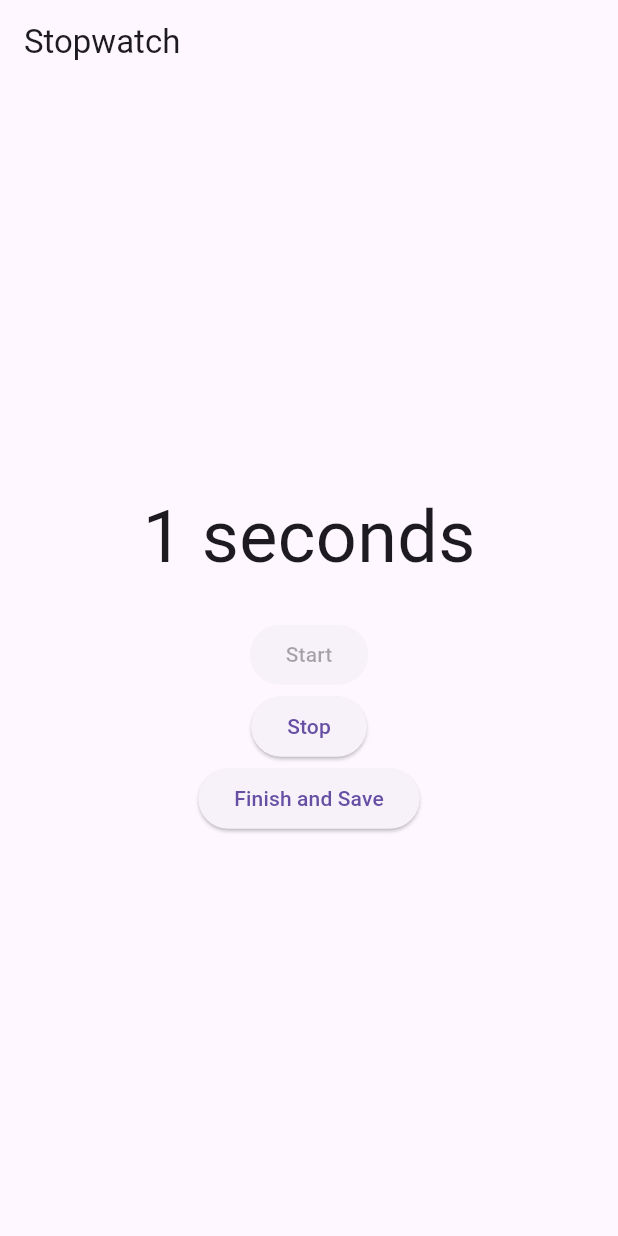
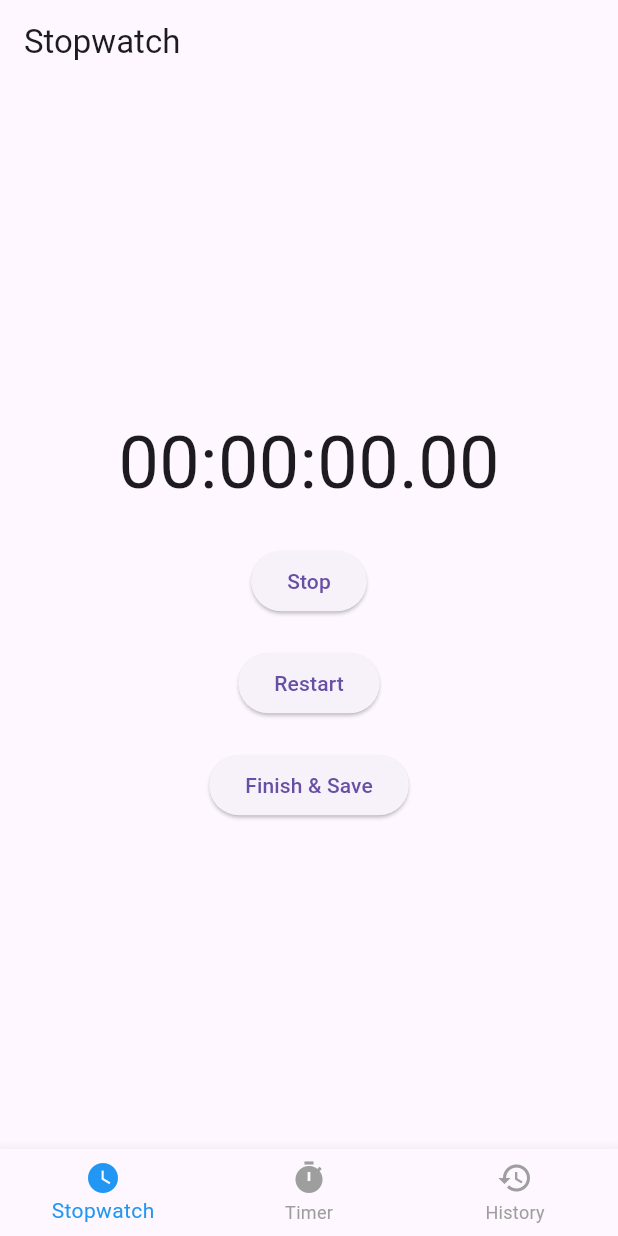
Before and after one commit to samuelezranas/flutter-clock-app, a Flutter app: the screen it shows after launch, after a tap on "Start", on a phone screen of 412 x 824 dp. Run offline on Flutter 3.47's test engine with Material 3 defaults, Android fonts, the phone set to English and light mode, and no system bars; our stand-ins replace audioplayers, sqflite, stop_watch_timer; accounts and stored records are empty.

Commit message:
fix the stopwatch page (#1)
adding the start/stop and restart button

```diff
--- a/lib/helper/database_helper.dart
+++ b/lib/helper/database_helper.dart
@@ -1,5 +1,6 @@
 import 'dart:async';
 import 'dart:io';
+// ignore: depend_on_referenced_packages
 import 'package:path/path.dart';
 import 'package:path_provider/path_provider.dart';
 import 'package:sqflite/sqflite.dart';
--- a/lib/main.dart
+++ b/lib/main.dart
@@ -1,5 +1,8 @@
 import 'package:flutter/material.dart';
+import 'package:flutter_clock_app/pages/history.dart';
 import 'package:flutter_clock_app/pages/stopwatch_page.dart';
+import 'package:flutter_clock_app/pages/timer_page.dart';
+import 'package:flutter_clock_app/widget/bottom_navbar.dart';
 
 void main() {
   runApp(const MyApp());
@@ -16,7 +19,41 @@ class MyApp extends StatelessWidget {
       theme: ThemeData(
         primarySwatch: Colors.blue,
       ),
-      home: StopwatchPage(),  // Halaman utama adalah StopwatchPage
+      home: const MainScreen(),
     );
   }
 }
+
+class MainScreen extends StatefulWidget {
+  const MainScreen({super.key});
+
+  @override
+  State<MainScreen> createState() => _MainScreenState();
+}
+
+class _MainScreenState extends State<MainScreen> {
+  int _selectedIndex = 0;
+
+  final List<Widget> _pages = [
+    const StopwatchPage(),
+    const TimerPage(),
+    const HistoryPage(),
+  ];
+
+  void _onItemTapped(int index) {
+    setState(() {
+      _selectedIndex = index;
+    });
+  }
+
+  @override
+  Widget build(BuildContext context) {
+    return Scaffold(
+      body: _pages[_selectedIndex], // Halaman berdasarkan index yang dipilih
+      bottomNavigationBar: BottomNavBar(
+        selectedIndex: _selectedIndex,
+        onTap: _onItemTapped,
+      ),
+    );
+  }
+}
--- a/lib/model/save_to_history.dart
+++ b/lib/model/save_to_history.dart
@@ -26,6 +26,7 @@ class SaveToHistoryPage extends StatelessWidget {
               await dbHelper.insertHistory(row);  // Menyimpan data ke SQLite
 
               // Pop after saving
+              // ignore: use_build_context_synchronously
               Navigator.of(context).pop();
             },
             child: const Text('Save'),
--- a/lib/pages/stopwatch_page.dart
+++ b/lib/pages/stopwatch_page.dart
@@ -1,51 +1,65 @@
 import 'package:flutter/material.dart';
-import 'package:audioplayers/audioplayers.dart';
 import 'package:flutter_clock_app/model/save_to_history.dart';
-import 'dart:async';
+import 'package:stop_watch_timer/stop_watch_timer.dart';
 
 class StopwatchPage extends StatefulWidget {
+  const StopwatchPage({Key? key}) : super(key: key);
+
   @override
   _StopwatchPageState createState() => _StopwatchPageState();
 }
 
 class _StopwatchPageState extends State<StopwatchPage> {
-  late int elapsedTime = 0;
-  late Timer _timer;
-  bool _isRunning = false;
-  AudioPlayer audioPlayer = AudioPlayer();
+  final StopWatchTimer _stopWatchTimer = StopWatchTimer();
+  bool _isRunning = false; // Status apakah stopwatch sedang berjalan atau tidak
+  late int _elapsedTime;
 
-  // Function to start the stopwatch
-  void _startTimer() {
-    _isRunning = true;
-    _timer = Timer.periodic(const Duration(seconds: 1), (timer) {
+  @override
+  void initState() {
+    super.initState();
+    _stopWatchTimer.rawTime.listen((value) {
       setState(() {
-        elapsedTime++;
+        _elapsedTime = value;
       });
     });
   }
 
-  // Function to stop the stopwatch
-  void _stopTimer() {
-    _isRunning = false;
-    _timer.cancel();
+  @override
+  void dispose() {
+    _stopWatchTimer.dispose();
+    super.dispose();
   }
 
-  // Function to play the alarm sound
-  void _playAlarmSound() {
-    audioPlayer.play(AssetSource('sounds/alarm_sound.mp3'));
+  void _startStopTimer() {
+    if (_isRunning) {
+      // Berhenti jika sedang berjalan
+      _stopWatchTimer.onStopTimer();
+    } else {
+      // Mulai jika belum berjalan
+      _stopWatchTimer.onStartTimer();
+    }
+    setState(() {
+      _isRunning = !_isRunning; // Ganti status tombol
+    });
   }
 
-  // Function to handle finish and save
-  void _finishAndSave() {
-    _stopTimer();
-    _playAlarmSound(); // Play sound when finishing
-    // Navigate to SaveToHistoryPage
-    Navigator.push(
+  void _restartTimer() {
+    _stopWatchTimer.onResetTimer(); // Reset waktu ke 0
+    setState(() {
+      _isRunning = false; // Reset status tombol
+    });
+  }
+
+  void _saveToHistory(int elapsedTime) async {
+    final result = await Navigator.push(
       context,
       MaterialPageRoute(
         builder: (context) => SaveToHistoryPage(time: elapsedTime),
       ),
     );
+    if (result != null && result == true) {
+      print("Data telah disimpan ke history");
+    }
   }
 
   @override
@@ -56,31 +70,39 @@ class _StopwatchPageState extends State<StopwatchPage> {
         child: Column(
           mainAxisAlignment: MainAxisAlignment.center,
           children: [
-            // Tampilan waktu berjalan
-            Text('$elapsedTime seconds', style: const TextStyle(fontSize: 48)),
+            StreamBuilder<int>(
+              stream: _stopWatchTimer.rawTime,
+              initialData: _stopWatchTimer.rawTime.value,
+              builder: (context, snapshot) {
+                final value = snapshot.data!;
+                final displayTime = StopWatchTimer.getDisplayTime(value);
+                return Text(displayTime, style: const TextStyle(fontSize: 48));
+              },
+            ),
             const SizedBox(height: 20),
             ElevatedButton(
-              onPressed: _isRunning ? null : _startTimer,
-              child: const Text('Start'),
+              onPressed: _startStopTimer,
+              child: Text(_isRunning ? 'Stop' : 'Start'), // Ganti label berdasarkan status stopwatch
             ),
+            const SizedBox(height: 20),
             ElevatedButton(
-              onPressed: !_isRunning ? null : _stopTimer,
-              child: const Text('Stop'),
+              onPressed: _restartTimer, // Tombol untuk restart
+              child: const Text('Restart'),
             ),
+            const SizedBox(height: 20),
             ElevatedButton(
-              onPressed: !_isRunning ? null : _finishAndSave,
-              child: const Text('Finish and Save'),
+              onPressed: () {
+                if (_isRunning) {
+                  _stopWatchTimer.onStopTimer();
+                  _isRunning = false;
+                }
+                _saveToHistory(_elapsedTime); // Simpan hasil waktu ke history
+              },
+              child: const Text('Finish & Save'),
             ),
           ],
         ),
       ),
     );
   }
-
-  @override
-  void dispose() {
-    _timer.cancel();
-    audioPlayer.dispose();
-    super.dispose();
-  }
 }
--- a/lib/widget/bottom_navbar.dart
+++ b/lib/widget/bottom_navbar.dart
@@ -1,38 +1,35 @@
 import 'package:flutter/material.dart';
-import 'package:flutter_clock_app/pages/history.dart';
-import 'package:flutter_clock_app/pages/stopwatch_page.dart';
-import 'package:flutter_clock_app/pages/timer_page.dart';
 
-class BottomNavBar extends StatefulWidget {
-  const BottomNavBar({super.key});
+class BottomNavBar extends StatelessWidget {
+  final int selectedIndex;
+  final ValueChanged<int> onTap; // Menggunakan ValueChanged untuk fungsi onTap
 
-  @override
-  _BottomNavBarState createState() => _BottomNavBarState();
-}
-
-class _BottomNavBarState extends State<BottomNavBar> {
-  int _selectedIndex = 0;
-  final List<Widget> _pages = [StopwatchPage(), TimerPage(), const HistoryPage()];
-
-  void _onItemTapped(int index) {
-    setState(() {
-      _selectedIndex = index;
-    });
-  }
+  const BottomNavBar({super.key,
+    required this.selectedIndex,
+    required this.onTap,
+  });
 
   @override
   Widget build(BuildContext context) {
-    return Scaffold(
-      body: _pages[_selectedIndex],
-      bottomNavigationBar: BottomNavigationBar(
-        items: const [
-          BottomNavigationBarItem(icon: Icon(Icons.timer), label: 'Stopwatch'),
-          BottomNavigationBarItem(icon: Icon(Icons.alarm), label: 'Timer'),
-          BottomNavigationBarItem(icon: Icon(Icons.history), label: 'History'),
-        ],
-        currentIndex: _selectedIndex,
-        onTap: _onItemTapped,
-      ),
+    return BottomNavigationBar(
+      currentIndex: selectedIndex, // Index halaman yang dipilih
+      onTap: onTap,
+      selectedItemColor: Colors.blue,
+      unselectedItemColor: Colors.grey,
+      items: const <BottomNavigationBarItem>[
+        BottomNavigationBarItem(
+          icon: Icon(Icons.watch_later),
+          label: 'Stopwatch',
+        ),
+        BottomNavigationBarItem(
+          icon: Icon(Icons.timer),
+          label: 'Timer',
+        ),
+        BottomNavigationBarItem(
+          icon: Icon(Icons.history),
+          label: 'History',
+        ),
+      ],
     );
   }
 }
```
Also changed, not shown: lib/pages/timer_page.dart (+7 -4 lines), pubspec.yaml (+5 -5 lines), pubspec.lock.
